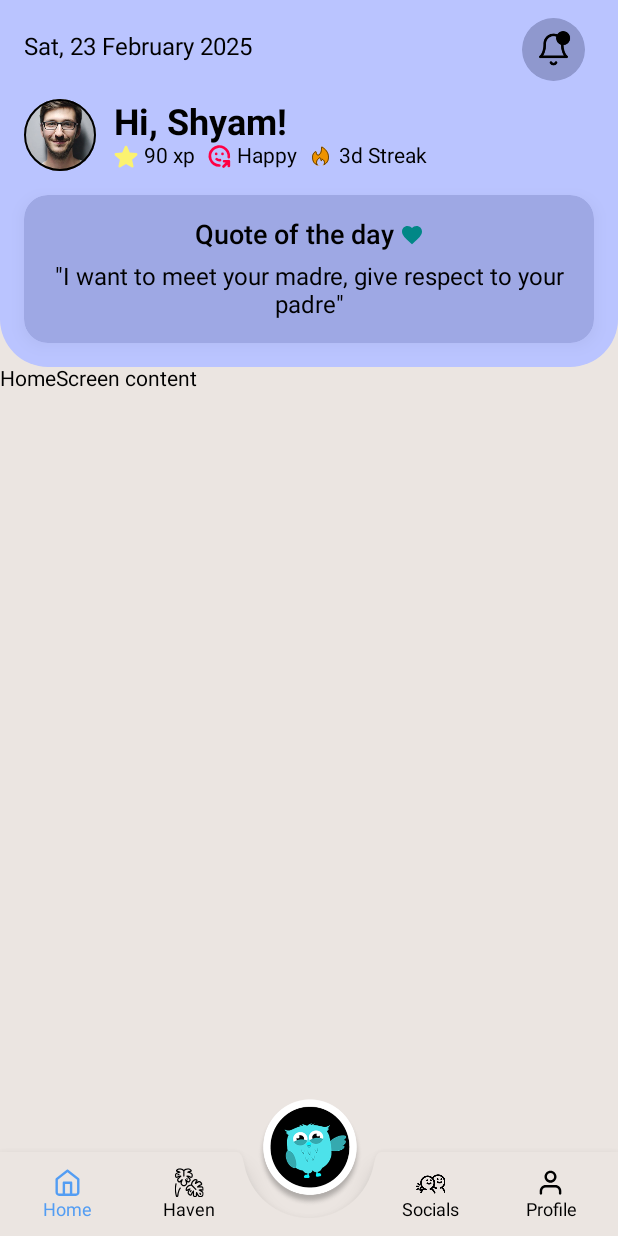
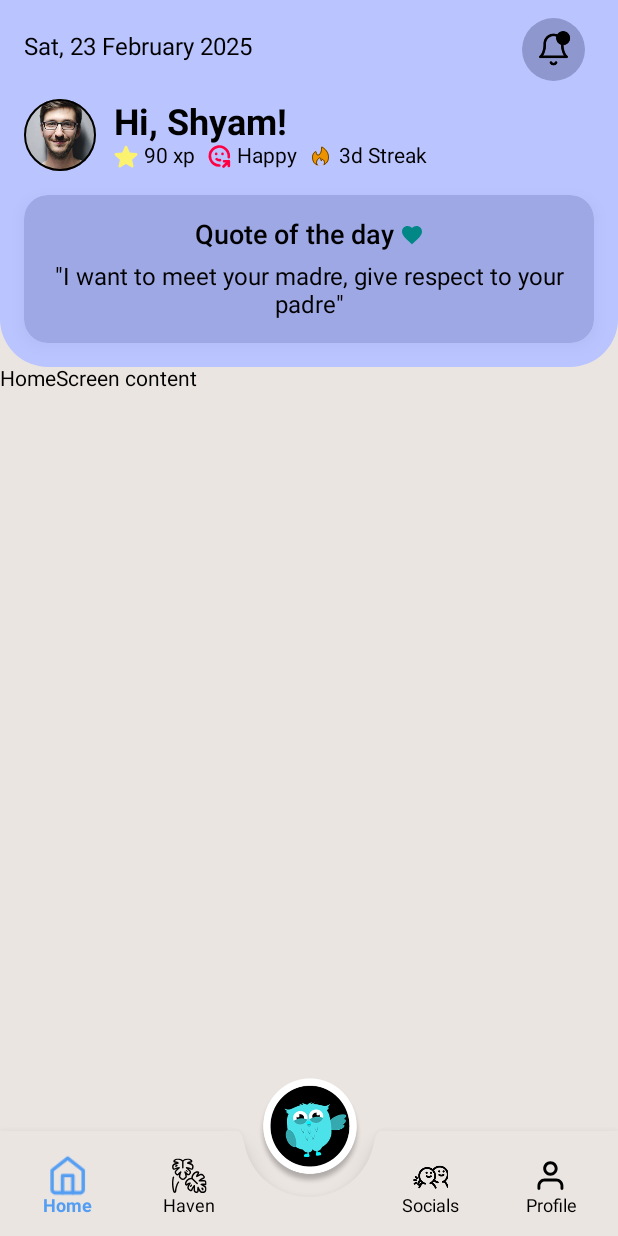
Before and after one commit to Ritovan03/Luna, an Android app built with Jetpack Compose: the @Preview function homescreenpreview, on a phone screen of 412 x 824 dp. Run offline under Robolectric (Android 15) with nearby library versions, the phone set to English and light mode, and no system bars.

Commit message:
Enhance BottomNavBar with animations and improved styling; adjust height and icon scaling

```diff
--- a/app/src/main/java/com/example/mentalhealthapp/presentation/home/BottomNavBar.kt
+++ b/app/src/main/java/com/example/mentalhealthapp/presentation/home/BottomNavBar.kt
@@ -1,8 +1,19 @@
 package com.example.mentalhealthapp.presentation.home
 
+import androidx.compose.animation.AnimatedVisibility
+import androidx.compose.animation.core.Spring
+import androidx.compose.animation.core.animateFloatAsState
+import androidx.compose.animation.core.spring
+import androidx.compose.animation.core.tween
+import androidx.compose.animation.expandVertically
+import androidx.compose.animation.fadeIn
+import androidx.compose.animation.fadeOut
+import androidx.compose.animation.shrinkVertically
 import androidx.compose.foundation.Image
 import androidx.compose.foundation.clickable
 import androidx.compose.foundation.layout.Box
+import androidx.compose.foundation.layout.Column
+import androidx.compose.foundation.layout.Spacer
 import androidx.compose.foundation.layout.height
 import androidx.compose.foundation.layout.padding
 import androidx.compose.foundation.layout.size
@@ -16,13 +27,16 @@ import androidx.compose.runtime.getValue
 import androidx.compose.runtime.mutableStateOf
 import androidx.compose.runtime.remember
 import androidx.compose.runtime.setValue
+import androidx.compose.ui.Alignment
 import androidx.compose.ui.Modifier
 import androidx.compose.ui.draw.clip
+import androidx.compose.ui.draw.scale
 import androidx.compose.ui.graphics.Color
 import androidx.compose.ui.graphics.painter.Painter
 import androidx.compose.ui.platform.LocalContext
 import androidx.compose.ui.res.colorResource
 import androidx.compose.ui.res.painterResource
+import androidx.compose.ui.text.font.FontWeight
 import androidx.compose.ui.tooling.preview.Preview
 import androidx.compose.ui.unit.dp
 import androidx.compose.ui.unit.sp
@@ -39,12 +53,12 @@ fun BottomNavigationBar(navController: NavController) {
         mutableStateOf("Home")
     }
 
-
-
     BottomAppBar(
         cutoutShape = CircleShape,
         contentColor = colorResource(id = R.color.black),
         backgroundColor = colorResource(id = R.color.offwhite_screen_color),
+        elevation = 8.dp,
+        modifier = Modifier.height(70.dp) // Increased height of the bottom bar
     ) {
         bottomMenuItemsList.forEachIndexed { index, bottomMenuItem ->
             if (index == 2) {
@@ -56,8 +70,22 @@ fun BottomNavigationBar(navController: NavController) {
                     modifier = Modifier.padding(horizontal = 0.dp) // Keep minimal space for FAB
                 )
             }
+
+            val isSelected = selectedItem == bottomMenuItem.label
+            val scale by animateFloatAsState(
+                targetValue = if (isSelected) 1.2f else 1.0f,
+                animationSpec = spring(
+                    dampingRatio = Spring.DampingRatioMediumBouncy,
+                    stiffness = Spring.StiffnessLow
+                ),
+                label = "IconScale"
+            )
+
+            val iconColor = if (isSelected)
+                colorResource(id = R.color.blue_200) else Color.Black
+
             BottomNavigationItem(
-                selected = (selectedItem == bottomMenuItem.label),
+                selected = isSelected,
                 onClick = {
                     selectedItem = bottomMenuItem.label
                     navController.navigate(bottomMenuItem.route) {
@@ -69,28 +97,49 @@ fun BottomNavigationBar(navController: NavController) {
                     }
                 },
                 icon = {
+                    Column(
+                        horizontalAlignment = Alignment.CenterHorizontally
+                    ) {
+                        // Animate indicator
+                        AnimatedVisibility(
+                            visible = isSelected,
+                            enter = fadeIn() + expandVertically(),
+                            exit = fadeOut() + shrinkVertically()
+                        ) {
+
+                        }
+
+                        Spacer(modifier = Modifier.height(4.dp))
+
+                        // Animated icon
                         Icon(
                             painter = bottomMenuItem.icon,
                             contentDescription = bottomMenuItem.label,
                             modifier = Modifier
-                            .height(20.dp),
-                        tint = if (selectedItem == bottomMenuItem.label)
-                            colorResource(id = R.color.blue_200) else Color.Black,
+                                .scale(scale)
+                                .size(24.dp),
+                            tint = iconColor
                         )
+                    }
                 },
                 label = {
+                    AnimatedVisibility(
+                        visible = true,
+                        enter = fadeIn(animationSpec = tween(durationMillis = 300)),
+                        exit = fadeOut(animationSpec = tween(durationMillis = 300))
+                    ) {
                         Text(
                             text = bottomMenuItem.label,
-                        modifier = Modifier.padding(top = 20.dp),
-                        color = if (selectedItem == bottomMenuItem.label)
-                            colorResource(id = R.color.blue_200) else Color.Black,
-                        fontSize = 12.sp
+                            modifier = Modifier.padding(top = 2.dp),
+                            color = iconColor,
+                            fontSize = 12.sp,
+                            fontWeight = if (isSelected) FontWeight.Bold else FontWeight.Normal
                         )
+                    }
                 },
                 alwaysShowLabel = true,
                 enabled = true,
             )
-
         }
     }
 }
@@ -129,9 +178,19 @@ fun prepareBottomMenu(): List<BottomMenuItem> {
 
 @Composable
 fun FloatingActionButton(navController: NavController) {
+    val scale by animateFloatAsState(
+        targetValue = 1.0f,
+        animationSpec = spring(
+            dampingRatio = Spring.DampingRatioMediumBouncy,
+            stiffness = Spring.StiffnessLow
+        ),
+        label = "FabScale"
+    )
+
     Box(
         Modifier
             .size(72.dp)
+            .scale(scale)
             .clip(CircleShape)
             .clickable {
                 navController.navigate(BottomNavItem.Chatbot.route) {
@@ -142,7 +201,6 @@ fun FloatingActionButton(navController: NavController) {
                     restoreState = true
                 }
             }
-
     ) {
         Image(
             painter = painterResource(id = R.drawable.ic_chatbot),
```
Lines whose indentation alone changed are shown as unchanged.
